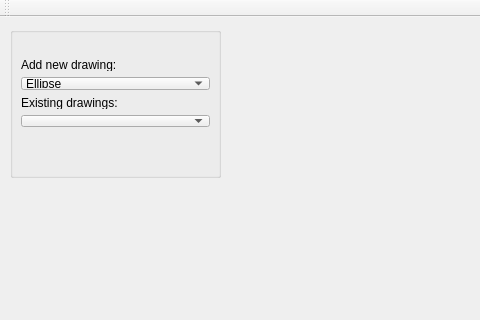
The window that 6-uml/lab1/shapes-gui/mainwindow.ui (UladBohdan/bsu) describes before a commit, drawn with Qt 5; both pictures show x 0 to 480 and y 0 to 320 of the 814 by 500 pixel window.
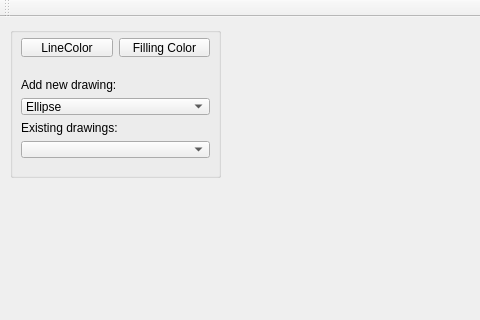
The same window after the commit.

Commit message: [6-uml] color handling; Ray-Line-Segment-...

Patch:
```diff
--- a/6-uml/lab1/shapes-gui/mainwindow.ui
+++ b/6-uml/lab1/shapes-gui/mainwindow.ui
@@ -36,9 +36,9 @@
      <property name="geometry">
       <rect>
        <x>0</x>
-       <y>20</y>
+       <y>40</y>
        <width>211</width>
-       <height>91</height>
+       <height>103</height>
       </rect>
      </property>
      <layout class="QVBoxLayout" name="verticalLayout">
@@ -75,6 +75,32 @@
       </item>
      </layout>
     </widget>
+    <widget class="QWidget" name="horizontalLayoutWidget">
+     <property name="geometry">
+      <rect>
+       <x>0</x>
+       <y>0</y>
+       <width>211</width>
+       <height>41</height>
+      </rect>
+     </property>
+     <layout class="QHBoxLayout" name="horizontalLayout">
+      <item>
+       <widget class="QPushButton" name="lineColorPicker">
+        <property name="text">
+         <string>LineColor</string>
+        </property>
+       </widget>
+      </item>
+      <item>
+       <widget class="QPushButton" name="fillingColorPicker">
+        <property name="text">
+         <string>Filling Color</string>
+        </property>
+       </widget>
+      </item>
+     </layout>
+    </widget>
    </widget>
   </widget>
   <widget class="QMenuBar" name="menuBar">
```
The commit also changes 11 other files.
